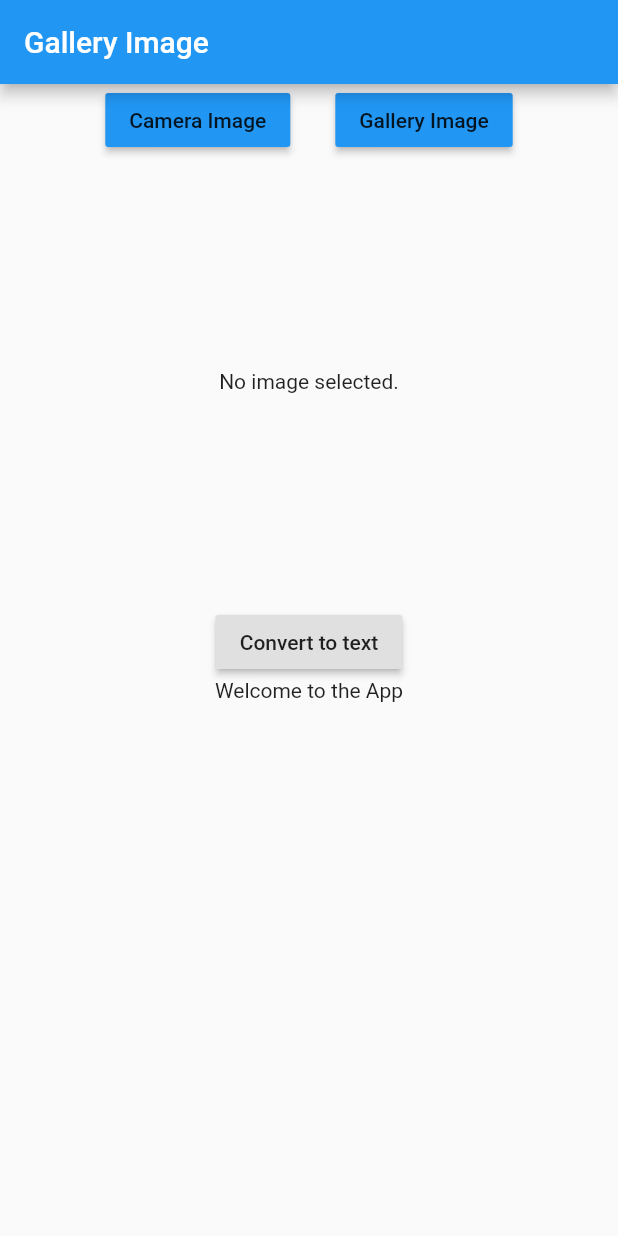
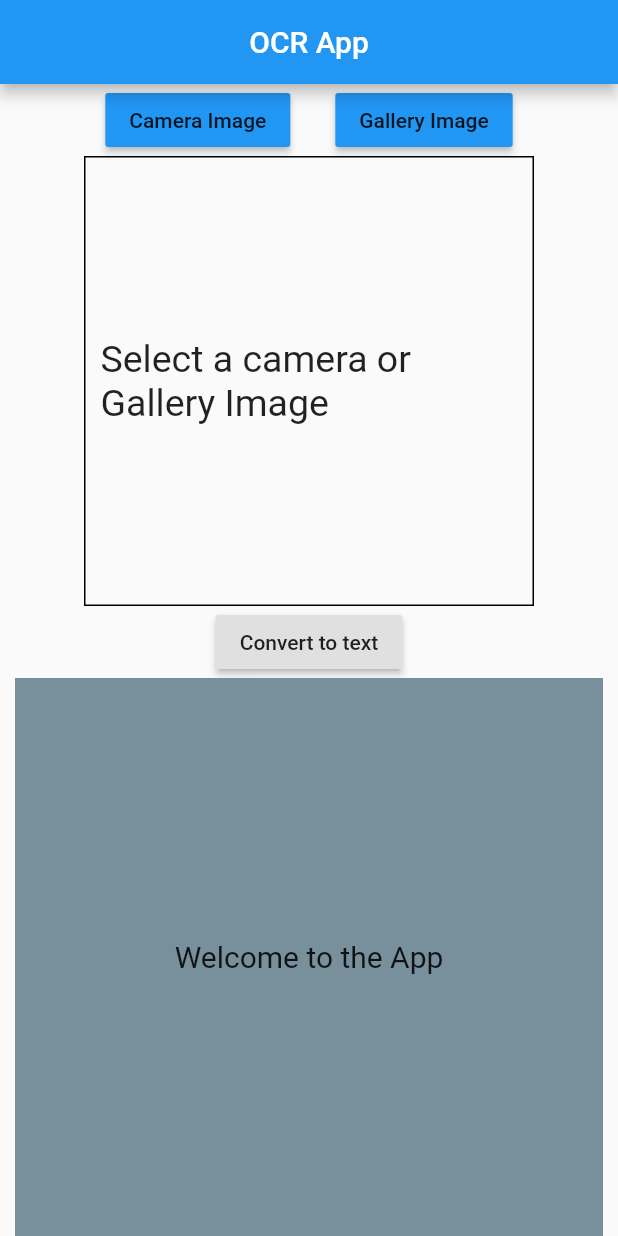
Before and after one commit to EANimesha/ocr_mobile, a Flutter app: the screen it shows after launch, on a phone screen of 412 x 824 dp. Run offline on Flutter 3.47's test engine with Material 2 defaults, Android fonts, the phone set to English and light mode, and no system bars; our stand-ins replace dio, equatable, image_picker.

Commit message:
update front ui and change the result model according to real data source

```diff
--- a/lib/features/OCR/Buisness Layer/entities/ocr_result.dart
+++ b/lib/features/OCR/Buisness Layer/entities/ocr_result.dart
@@ -2,16 +2,16 @@ import 'package:equatable/equatable.dart';
 import 'package:meta/meta.dart';
 
 class OcrResult extends Equatable{
-  final double meanConfidentialLevel;
+  final String status;
   final String textResult;
 
   OcrResult({
-    @required this.meanConfidentialLevel,
+    @required this.status,
     @required this.textResult
   });
 
   List<Object> get props=>[
-    meanConfidentialLevel,
+    status,
     textResult
   ];
 }
--- a/lib/features/OCR/data/models/Ocr_result_model.dart
+++ b/lib/features/OCR/data/models/Ocr_result_model.dart
@@ -3,17 +3,17 @@ import 'package:meta/meta.dart';
 
 class OcrResultModel extends OcrResult{
   OcrResultModel({
-    @required  double meanConfidentialLevel,
+    @required  String status,
     @required String textResult
-  }):super(meanConfidentialLevel:meanConfidentialLevel,textResult:textResult);
+  }):super(status:status,textResult:textResult);
 
   factory OcrResultModel.fromJson(Map<String,dynamic> json){
-    return OcrResultModel(meanConfidentialLevel: json['MeanConfidentialevel'],textResult: json['TextResult']);
+    return OcrResultModel(status: json['Status'],textResult: json['TextResult']);
   }
 
   Map<String,dynamic> toJson(){
     return{
-      'MeanConfidentialLevel':meanConfidentialLevel,
+      'Status':status,
       'TextResult':textResult
     };
   }
--- a/lib/features/OCR/presentation/screens/app_screen.dart
+++ b/lib/features/OCR/presentation/screens/app_screen.dart
@@ -1,6 +1,7 @@
 import 'dart:io';
 
 import 'package:flutter/material.dart';
+import 'package:ocr_mobile/features/OCR/data/datasources/real_ocr_datasource.dart';
 import 'package:ocr_mobile/features/OCR/data/datasources/third_party_ocr_datasource.dart';
 import 'package:ocr_mobile/features/OCR/Buisness Layer/entities/ocr_result.dart';
 import 'package:ocr_mobile/features/OCR/Buisness Layer/usecases/get_image_usecase/image.dart';
@@ -15,7 +16,6 @@ class AppScreen extends StatefulWidget {
 }
 
 class _AppScreenState extends State<AppScreen> {
-
   File _image;
   ImageFactory imageFactory=ImageFactory();
   String _result="Welcome to the App";
@@ -24,7 +24,8 @@ class _AppScreenState extends State<AppScreen> {
   Widget build(BuildContext context) {
     return Scaffold(
       appBar: AppBar(
-        title: Text('Gallery Image'),
+        title: Text('OCR App'),
+        centerTitle: true,
       ),
        body:
           Center(
@@ -54,8 +55,12 @@ class _AppScreenState extends State<AppScreen> {
                 Container(
                    width: 300,
                    height: 300,
+                   decoration: BoxDecoration(
+                      border: Border.all(color: Colors.black)
+                    ),
+                    padding: EdgeInsets.all(10.0),
                     child: _image == null
-                      ? Center(child:Text('No image selected.'))
+                      ? Center(child:Text('Select a camera or Gallery Image',style: TextStyle(fontSize: 25.0),))
                       : Image.file(_image),
                  ),
 
@@ -64,7 +69,16 @@ class _AppScreenState extends State<AppScreen> {
                    onPressed: ()=>_upload(_image,context),
                  )
                 ,
-                Text(_result)
+                Expanded(
+                    child: Container(
+                      width: MediaQuery.of(context).size.width-20.0,
+                      color: Colors.blueGrey.shade400,
+                      padding: EdgeInsets.all(10.0),
+                      child:Center(
+                        child: _result=="Loading"? CircularProgressIndicator():Text(_result,style: TextStyle(fontSize: 20.0),),
+                      )
+                    ),
+                )
               ],
             )
           ),
@@ -73,7 +87,11 @@ class _AppScreenState extends State<AppScreen> {
 
 
 void _upload(File imageFile,BuildContext context)async{
-    ConvertImageToText convertImageToText=ConvertImageToText(FakeOcrRepository());
+    setState(() {
+      this._result="Loading";
+    });
+
+    ConvertImageToText convertImageToText=ConvertImageToText(RealOcrRepository());
     OcrResult res=await convertImageToText.call(image: imageFile);
     this.setState(() {
       if(res!=null){
@@ -81,6 +99,8 @@ void _upload(File imageFile,BuildContext context)async{
       }
     });
 }
+
+
 Future<void> getImage(String type) async {
     Picture picture= imageFactory.getFrom(type);
     File image = await picture.takeImage();
@@ -90,5 +110,4 @@ Future<void> getImage(String type) async {
       _image = image;
     });
   }
-
 }
```
Also changed, not shown: lib/features/OCR/data/datasources/real_ocr_datasource.dart (+7 -14 lines).
